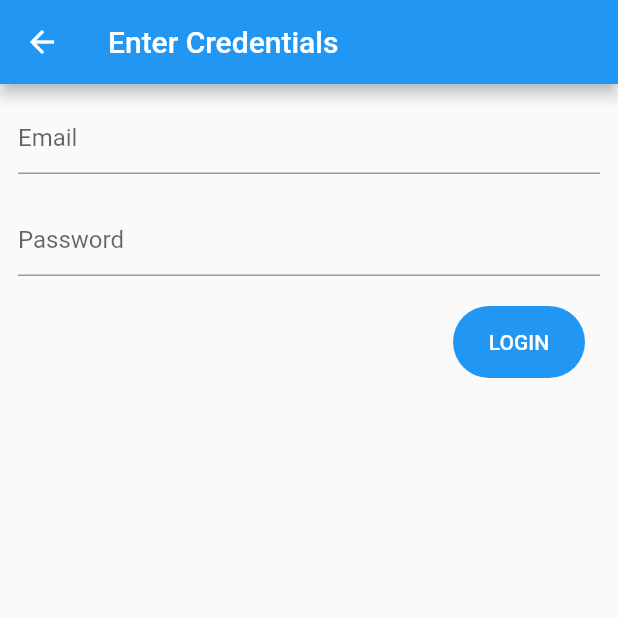
After one commit to theGraphe19/flexy-app, a Flutter app: the LoginScreen screen opened by its route, on a phone screen of 412 x 824 dp, the top half of it. The commit adds this screen. Run offline on Flutter 3.47's test engine with Material 2 defaults, Android fonts, the phone set to English and light mode, and no system bars; our stand-ins replace dropdown_formfield, image_picker, progress_dialog; accounts and stored records are empty.

Commit message:
Login Screen UI

```diff
--- a/lib/main.dart
+++ b/lib/main.dart
@@ -5,6 +5,8 @@ import './screens/registration_form_page1.dart';
 import './screens/registration_form_page2.dart';
 import './screens/registration_form_page3.dart';
 import './screens/otp_verification_screen.dart';
+import './screens/login_screen.dart';
+import './screens/products_screen.dart';
 
 void main() => runApp(MyApp());
 
@@ -19,6 +21,8 @@ class MyApp extends StatelessWidget {
         RegistrationFormPart2.routeName: (ctx) => RegistrationFormPart2(),
         RegistrationFormPage3.routeName: (ctx) => RegistrationFormPage3(),
         OTPVerificationScreen.routeName: (ctx) => OTPVerificationScreen(),
+        LoginScreen.routeName: (ctx) => LoginScreen(),
+        ProductsScreen.routeName: (ctx) => ProductsScreen(),
       },
     );
   }
--- /dev/null
+++ b/lib/screens/login_screen.dart
@@ -0,0 +1,80 @@
+import 'package:flutter/material.dart';
+
+import './products_screen.dart';
+
+/*
+  TODO - Add authentication(Awaiting API)
+*/
+
+class LoginScreen extends StatefulWidget {
+  static const routeName = '/login-screen';
+
+  @override
+  _LoginScreenState createState() => _LoginScreenState();
+}
+
+class _LoginScreenState extends State<LoginScreen> {
+  var _emailController = TextEditingController();
+  var _passwordController = TextEditingController();
+
+  void _loginUser() {
+    //TODO - Add login logic
+
+    Navigator.of(context).popAndPushNamed(ProductsScreen.routeName);
+  }
+
+  @override
+  void dispose() {
+    _emailController.dispose();
+    _passwordController.dispose();
+    super.dispose();
+  }
+
+  @override
+  Widget build(BuildContext context) {
+    return Scaffold(
+      appBar: AppBar(
+        title: Text('Enter Credentials'),
+      ),
+      body: Padding(
+        padding: const EdgeInsets.all(12.0),
+        child: emailAndPassword(),
+      ),
+    );
+  }
+
+  Widget emailAndPassword() => Column(
+        children: <Widget>[
+          TextField(
+            controller: _emailController,
+            keyboardType: TextInputType.emailAddress,
+            decoration: InputDecoration(hintText: 'Email'),
+          ),
+          SizedBox(height: 20.0),
+          TextField(
+            controller: _passwordController,
+            keyboardType: TextInputType.visiblePassword,
+            decoration: InputDecoration(hintText: 'Password'),
+          ),
+          SizedBox(height: 20.0),
+          Align(
+            alignment: Alignment.bottomRight,
+            child: Container(
+              margin: const EdgeInsets.only(right: 10.0),
+              decoration: BoxDecoration(
+                shape: BoxShape.rectangle,
+                color: Colors.blue,
+                borderRadius: BorderRadius.circular(30.0),
+              ),
+              child: FlatButton(
+                child: Text(
+                  'LOGIN',
+                  style: TextStyle(color: Colors.white),
+                ),
+                onPressed: _loginUser,
+              ),
+            ),
+          ),
+        ],
+      );
+}
```
Also changed, not shown: lib/screens/otp_verification_screen.dart (+4 -3 lines), lib/screens/products_screen.dart (added, +14 -0 lines), lib/screens/start_screen.dart (+6 -1 lines).
